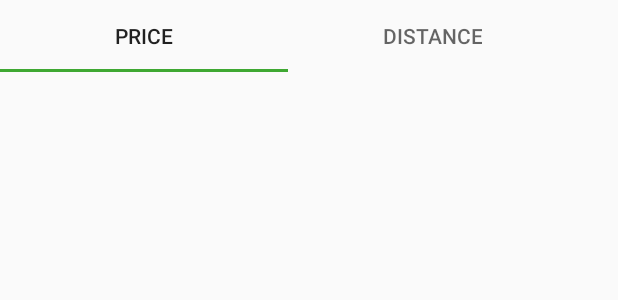
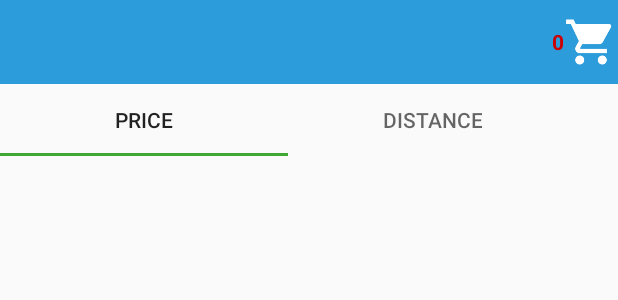
Before and after one commit to JazSingh05/Sherlock, an Android app: the layout database_search.xml on its own in the app's theme, with its tools: preview values and no code run, on a phone screen of 412 x 824 dp. Shown: the top 300 px of the screen. Run offline under Robolectric (Android 15) with nearby library versions, the phone set to English and light mode, and no system bars.

Commit message:
Issue #83: adding shopping car features

```diff
--- a/app/src/main/res/layout/database_search.xml
+++ b/app/src/main/res/layout/database_search.xml
@@ -5,14 +5,40 @@
     android:id="@+id/relativeLayout"
     android:layout_width="match_parent"
     android:layout_height="match_parent">
+    <android.support.v7.widget.Toolbar
+        android:id="@+id/toolbar"
+        android:background="@color/colorPrimary"
+        android:layout_width="match_parent"
+        android:layout_height="wrap_content"
+        android:layout_alignParentTop="true">
+        <RelativeLayout
+            android:layout_width="match_parent"
+            android:layout_height="match_parent">
+            <TextView
+                android:id="@+id/cartCount"
+                android:layout_width="wrap_content"
+                android:layout_height="wrap_content"
+                android:textColor="#cc0000"
+                android:layout_centerVertical="true"
+                android:textStyle="bold"
+                android:layout_toStartOf="@id/cartIcon"
+                android:text="0"/>
+
+            <ImageView
+                android:id="@+id/cartIcon"
+                android:layout_width="36dp"
+                android:layout_height="36dp"
+                android:layout_alignParentEnd="true"
+                android:scaleType="fitXY"
+                android:src="@drawable/ic_shopping_cart_white_48dp"/>
+        </RelativeLayout>
+    </android.support.v7.widget.Toolbar>
 
     <android.support.design.widget.TabLayout
         android:id="@+id/tabLayout"
         android:layout_width="384dp"
-        app:layout_constraintTop_toTopOf="parent"
         android:layout_height="wrap_content"
-        tools:layout_editor_absoluteX="0dp"
-        tools:layout_editor_absoluteY="0dp"
+        android:layout_below="@+id/toolbar"
         tools:ignore="MissingConstraints">
 
         <android.support.design.widget.TabItem
--- a/app/src/main/res/values/styles.xml
+++ b/app/src/main/res/values/styles.xml
@@ -1,7 +1,7 @@
 <resources>
 
     <!-- Base application theme. -->
-    <style name="AppTheme" parent="Theme.AppCompat.Light.DarkActionBar">
+    <style name="AppTheme" parent="Theme.AppCompat.Light.NoActionBar">
         <!-- Customize your theme here. -->
         <item name="colorPrimary">@color/colorPrimary</item>
         <item name="colorPrimaryDark">@color/colorPrimaryDark</item>
```
Also changed, not shown: app/src/main/java/com/example/android/sherlock/activity/SearchActivity.java (+13 -22 lines), app/src/main/java/com/example/android/sherlock/activity/SearchResultActivity.java (+20 -6 lines), app/src/main/java/com/example/android/sherlock/adapter/RecyclerAdapter.java (+32 -10 lines), app/src/main/res/layout/product_card.xml (+13 -1 lines), app/src/main/res/layout/search_screen.xml (+28 -0 lines), app/src/main/res/drawable/ic_cart.png (added), app/src/main/res/drawable/ic_shopping_cart_white_48dp.png (added).
